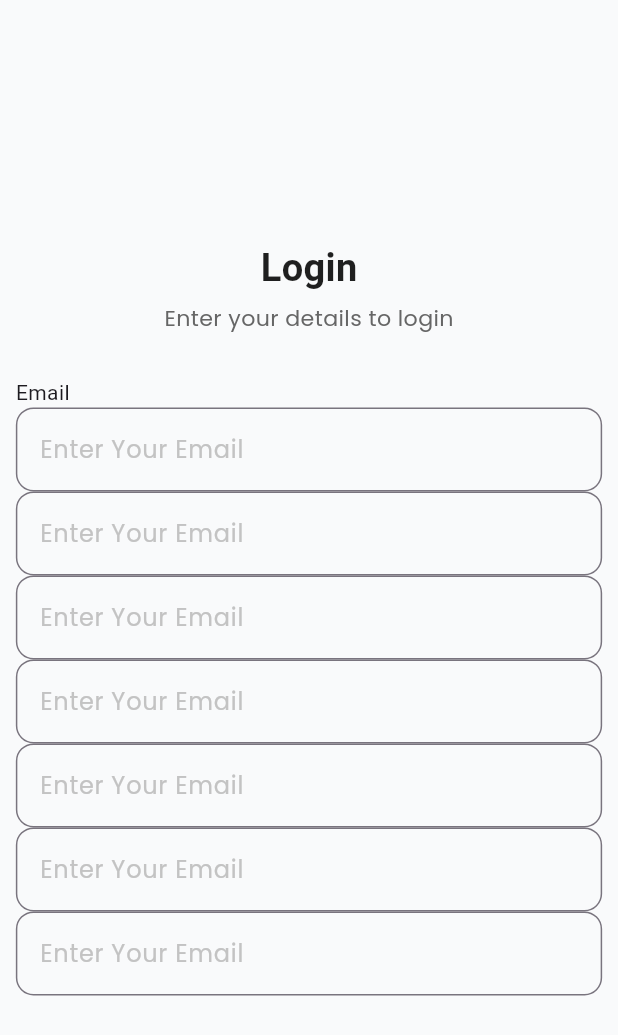
After one commit to ibrarkhalid333/loaction-based-social-platform, a Flutter app: the LoginScreen screen opened by its route, on a phone screen of 412 x 824 dp. The commit adds this screen. Shown: the top 1035 px of the screen. Run offline on Flutter 3.47's test engine with Material 3 defaults, Android fonts, the phone set to English and light mode, and no system bars; our stand-ins replace flutter_screenutil, get; Roboto replaces fonts that are missing (Poppins-SemiBold).

Commit message:
added splash, login etc

```diff
--- a/lib/core/utils/utils.dart
+++ b/lib/core/utils/utils.dart
@@ -1 +1,12 @@
-class Utils {}
+import 'package:flutter/material.dart';
+
+class Utils {
+  static void fieldFocusChange(
+    BuildContext context,
+    FocusNode currunt,
+    FocusNode nextFocus,
+  ) {
+    currunt.unfocus();
+    FocusScope.of(context).requestFocus(nextFocus);
+  }
+}
--- a/lib/main.dart
+++ b/lib/main.dart
@@ -7,7 +7,7 @@ import 'package:location_based_social_platform/routes/app_routes.dart';
 void main() {
   runApp(
     ScreenUtilInit(
-      designSize: const Size(360, 640),
+      designSize: const Size(390, 844),
       builder: (context, child) => const MyApp(),
     ),
   );
@@ -20,8 +20,8 @@ class MyApp extends StatelessWidget {
   Widget build(BuildContext context) {
     return GetMaterialApp(
       title: 'Flutter Demo',
+      initialRoute: AppRoutes.initialRoute,
       getPages: AppRoutes.pages,
-      home: SplashScreen(),
     );
   }
 }
--- /dev/null
+++ b/lib/presentation/auth/binding/auth_bindings.dart
@@ -0,0 +1,9 @@
+import 'package:get/get.dart';
+import 'package:location_based_social_platform/presentation/auth/controller/login_controller.dart';
+
+class AuthBindings extends Bindings {
+  @override
+  void dependencies() {
+    Get.lazyPut(() => LoginController());
+  }
+}
--- /dev/null
+++ b/lib/presentation/auth/controller/login_controller.dart
@@ -0,0 +1,8 @@
+import 'package:get/get.dart';
+
+class LoginController extends GetxController {
+  @override
+  void onInit() {
+    super.onInit();
+  }
+}
--- /dev/null
+++ b/lib/presentation/auth/screens/login_screen.dart
@@ -0,0 +1,90 @@
+import 'package:flutter/material.dart';
+import 'package:flutter_screenutil/flutter_screenutil.dart';
+import 'package:get/get.dart';
+import 'package:location_based_social_platform/presentation/auth/controller/login_controller.dart';
+import 'package:location_based_social_platform/presentation/widgets/text_form_field_widget.dart';
+import 'package:location_based_social_platform/theme/theme_helper.dart';
+
+class LoginScreen extends GetWidget<LoginController> {
+  LoginScreen({super.key});
+  final emailController = TextEditingController();
+  final passwordController = TextEditingController();
+  final emailFocusNode = FocusNode();
+  final passwordFocusNode = FocusNode();
+
+  @override
+  Widget build(BuildContext context) {
+    return Scaffold(
+      resizeToAvoidBottomInset: true,
+      backgroundColor: appTheme.screenBackgroundColor,
+      body: SafeArea(
+        child: Center(
+          child: Container(
+            padding: EdgeInsets.symmetric(horizontal: 10.sp),
+            child: SingleChildScrollView(
+              child: Column(
+                mainAxisAlignment: MainAxisAlignment.center,
+                crossAxisAlignment: CrossAxisAlignment.center,
+                children: [
+                  Text(
+                    'Login',
+                    style: textTheme.textStylePoppinsSemiBold.copyWith(
+                      color: appTheme.textColor,
+                      fontSize: 24.sp,
+                      fontWeight: FontWeight.w600,
+                    ),
+                  ),
+                  SizedBox(height: 5.h),
+                  Text(
+                    'Enter your details to login',
+                    style: textTheme.textStylePoppinsRegular.copyWith(
+                      color: appTheme.secondaryTextColor,
+                      fontSize: 14.sp,
+                    ),
+                  ),
+                  SizedBox(height: 30.h),
+                  Align(alignment: Alignment.centerLeft, child: Text('Email')),
+                  TextFormFieldWidget(
+                    controller: emailController,
+                    currentFocusNode: emailFocusNode,
+                    labelText: 'Enter Your Email',
+                  ),
+                  TextFormFieldWidget(
+                    controller: emailController,
+                    currentFocusNode: emailFocusNode,
+                    labelText: 'Enter Your Email',
+                  ),
+                  TextFormFieldWidget(
+                    controller: emailController,
+                    currentFocusNode: emailFocusNode,
+                    labelText: 'Enter Your Email',
+                  ),
+                  TextFormFieldWidget(
+                    controller: emailController,
+                    currentFocusNode: emailFocusNode,
+                    labelText: 'Enter Your Email',
+                  ),
+                  TextFormFieldWidget(
+                    controller: emailController,
+                    currentFocusNode: emailFocusNode,
+                    labelText: 'Enter Your Email',
+                  ),
+                  TextFormFieldWidget(
+                    controller: emailController,
+                    currentFocusNode: emailFocusNode,
+                    labelText: 'Enter Your Email',
+                  ),
+                  TextFormFieldWidget(
+                    controller: emailController,
+                    currentFocusNode: emailFocusNode,
+                    labelText: 'Enter Your Email',
+                  ),
+                ],
+              ),
+            ),
+          ),
+        ),
+      ),
+    );
+  }
+}
--- /dev/null
+++ b/lib/presentation/widgets/text_form_field_widget.dart
@@ -0,0 +1,62 @@
+import 'package:flutter/material.dart';
+import 'package:flutter_screenutil/flutter_screenutil.dart';
+import 'package:location_based_social_platform/core/utils/utils.dart';
+import 'package:location_based_social_platform/theme/theme_helper.dart';
+
+class TextFormFieldWidget extends StatelessWidget {
+  const TextFormFieldWidget({
+    super.key,
+    required this.controller,
+    required this.currentFocusNode,
+    this.nextFocusNode,
+    required this.labelText,
+    this.obscureText = false,
+    this.validator,
+    this.isLastField = false,
+    this.suffixIcon,
+    this.keyboardType,
+  });
+
+  final TextEditingController controller;
+  final FocusNode currentFocusNode;
+  final FocusNode? nextFocusNode;
+  final String labelText;
+  final bool obscureText;
+  final String? Function(String?)? validator;
+  final bool isLastField;
+  final Widget? suffixIcon;
+  final TextInputType? keyboardType;
+
+  @override
+  Widget build(BuildContext context) {
+    return TextFormField(
+      controller: controller,
+      focusNode: currentFocusNode,
+      obscureText: obscureText,
+      keyboardType: keyboardType,
+      decoration: InputDecoration(
+        labelText: labelText,
+        labelStyle: textTheme.textStylePoppinsRegular.copyWith(
+          color: appTheme.placeTextColor,
+        ),
+        border: OutlineInputBorder(borderRadius: BorderRadius.circular(12.r)),
+        suffixIcon: suffixIcon,
+      ),
+      validator: validator,
+      onFieldSubmitted: isLastField
+          ? null
+          : (value) {
+              if (nextFocusNode != null) {
+                Utils.fieldFocusChange(
+                  context,
+                  currentFocusNode,
+                  nextFocusNode!,
+                );
+              } else {
+                currentFocusNode.unfocus();
+                FocusScope.of(context).nextFocus();
+              }
+            },
+    );
+  }
+}
--- a/lib/routes/app_routes.dart
+++ b/lib/routes/app_routes.dart
@@ -1,10 +1,13 @@
 import 'package:get/get.dart';
+import 'package:location_based_social_platform/presentation/auth/binding/auth_bindings.dart';
+import 'package:location_based_social_platform/presentation/auth/screens/login_screen.dart';
 import 'package:location_based_social_platform/presentation/intro/splash/binding/splash_binding.dart';
 import 'package:location_based_social_platform/presentation/intro/splash/splash_screen.dart';
 
 class AppRoutes {
   static const String initialRoute = '/';
   static const String splash = '/splash';
+  static const String login = '/login';
   static List<GetPage> pages = [
     GetPage(
       name: initialRoute,
@@ -16,5 +19,6 @@ class AppRoutes {
       page: () => SplashScreen(),
       bindings: [SplashBinding()],
     ),
+    GetPage(name: login, page: () => LoginScreen(), bindings: [AuthBindings()]),
   ];
 }
--- a/lib/theme/theme_helper.dart
+++ b/lib/theme/theme_helper.dart
@@ -14,6 +14,8 @@ class AppColors {
   Color get screenBackgroundColor => const Color(0xffF9FAFB);
   Color get primaryColor => const Color(0xff8869F3);
   Color get textColor => const Color(0xff1F1F1F);
+  Color get secondaryTextColor => const Color(0xff666666);
+  Color get placeTextColor => const Color(0xffC3C3C3);
   Color get lightTextColor => const Color(0xff666666);
   Color get secondaryContrastColor => const Color(0xffD2FC8C);
   Color get buttonTextColor => const Color(0xffFFFFFF);
```
Also changed, not shown: lib/presentation/intro/splash/controller/splash_controller.dart (+14 -2 lines), lib/presentation/widgets/common_button_widget.dart (renamed from lib/presentation/common_button_widget.dart, +12 -9 lines).
